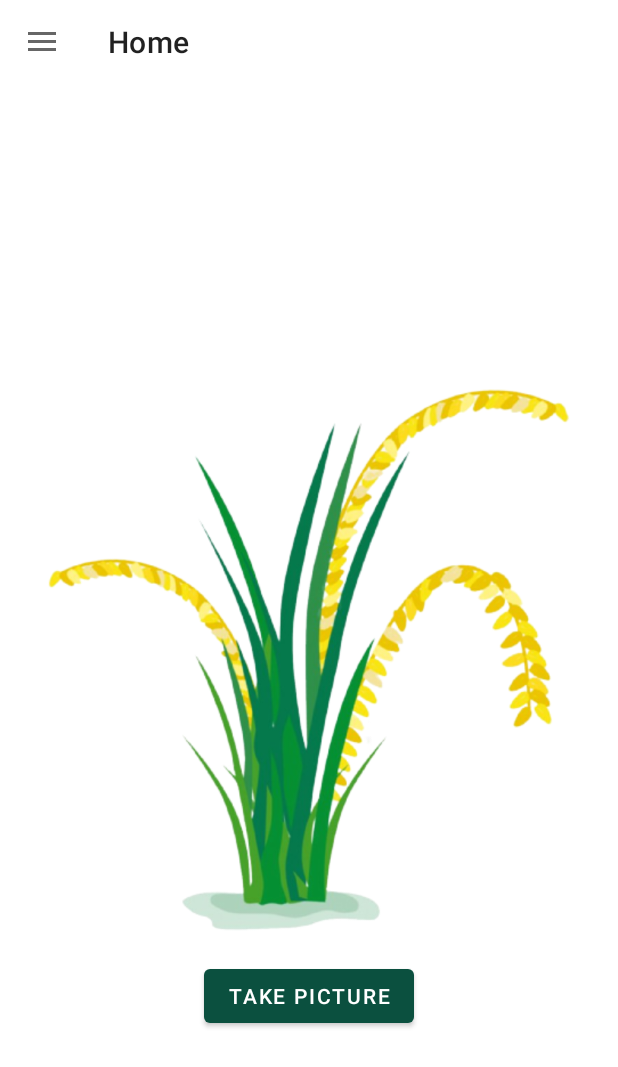
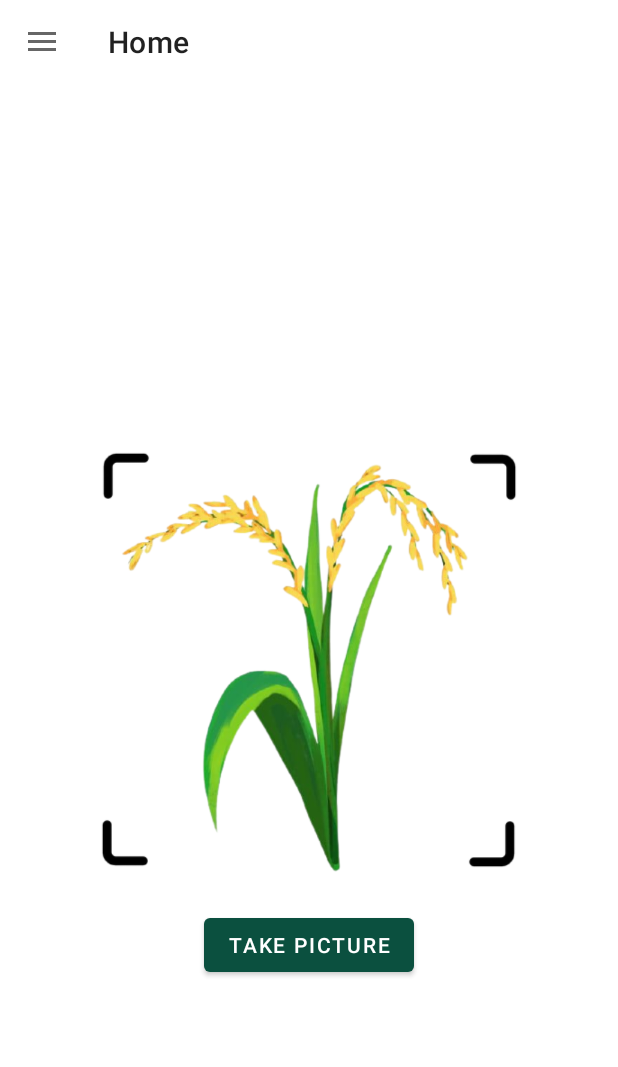
Before and after one commit to Lemon-Drops-Bangkit/Paddy-Leaf-Disease-Detection-APP-Android, an Android app: the screen it shows after launch (MainActivity), on a phone screen of 412 x 824 dp. Shown: the top 1067 px of the screen. Run offline under Robolectric (Android 15) with nearby library versions, the phone set to English and light mode, and no system bars; our stand-ins replace navigation-ui.

Commit message:
change icon take picture

```diff
--- a/app/src/main/res/layout/fragment_home.xml
+++ b/app/src/main/res/layout/fragment_home.xml
@@ -8,20 +8,22 @@
 
     <ImageView
         android:id="@+id/picture"
-        android:layout_width="match_parent"
-        android:layout_height="400dp"
+        android:layout_width="300dp"
+        android:layout_height="300dp"
         android:layout_margin="16dp"
-        android:src="@drawable/paddy7"
+        android:src="@drawable/ic_take_image"
         app:layout_constraintEnd_toEndOf="parent"
         app:layout_constraintStart_toStartOf="parent"
         app:layout_constraintTop_toTopOf="parent"
-        app:layout_constraintBottom_toBottomOf="parent"/>
+        app:layout_constraintBottom_toBottomOf="parent"
+        android:contentDescription="@string/app_name"/>
 
     <Button
         android:id="@+id/btn_take_picture"
         android:layout_width="wrap_content"
         android:layout_height="wrap_content"
         android:text="@string/take_picture"
+        android:layout_marginTop="16dp"
         app:layout_constraintEnd_toEndOf="parent"
         app:layout_constraintStart_toStartOf="parent"
         app:layout_constraintTop_toBottomOf="@id/picture"
--- a/app/src/main/res/values/strings.xml
+++ b/app/src/main/res/values/strings.xml
@@ -13,4 +13,8 @@
     <string name="leaf_disease">Paddy Diseases</string>
     <string name="retake_picture">Re-take Picture</string>
     <string name="information">Information</string>
+    <string name="step1">Click on the Take Picture button</string>
+    <string name="step2">Point the camera at the rice leaf you want to detect</string>
+    <string name="step3">Result of detection will appear when the detection process is complete</string>
+
 </resources>
```
Also changed, not shown: app/src/main/res/drawable/ic_take_image.png (added).
